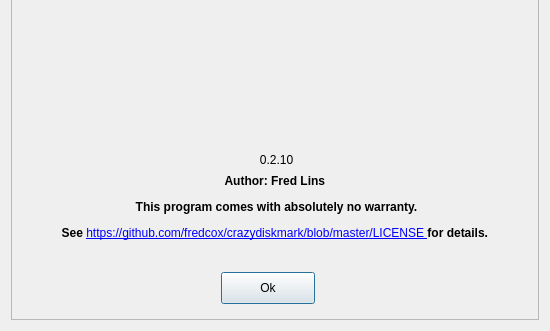
Before: the Qt Designer form aboutdialog.ui in sagudeloo/ApoloDiskMark, drawn with Qt 5; both pictures show x 0 to 550 and y 169 to 500 of the 550 by 500 pixel window.
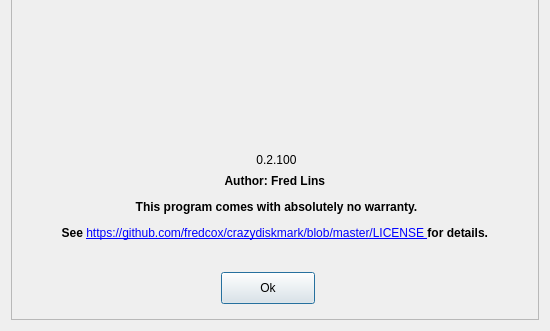
After: the same form once the commit is applied. Icons and pictures are not drawn.

Commit message: Adjust icon size

Diff of the .ui file:
```diff
--- a/aboutdialog.ui
+++ b/aboutdialog.ui
@@ -60,7 +60,7 @@
        </rect>
       </property>
       <property name="text">
-       <string>0.2.10</string>
+       <string>0.2.100</string>
       </property>
       <property name="alignment">
        <set>Qt::AlignCenter</set>
```
The commit also changes 2 other files.
